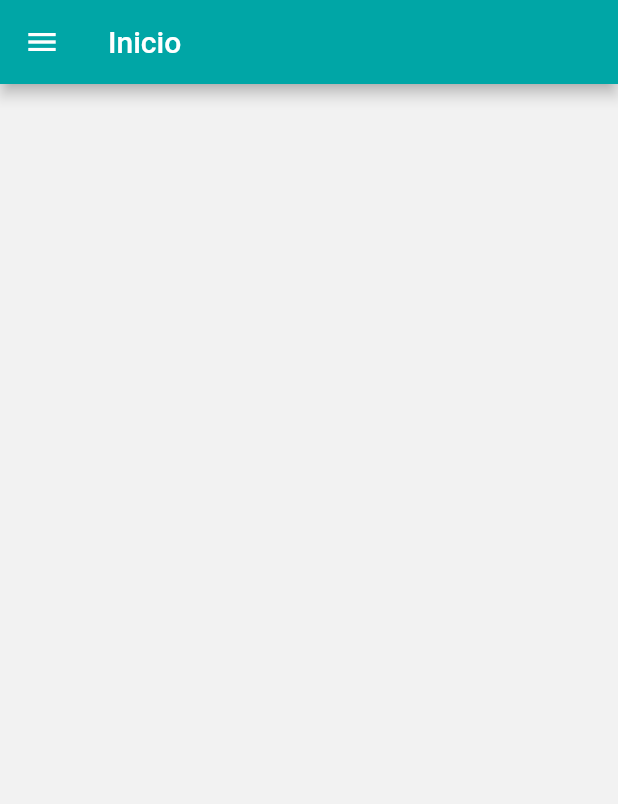
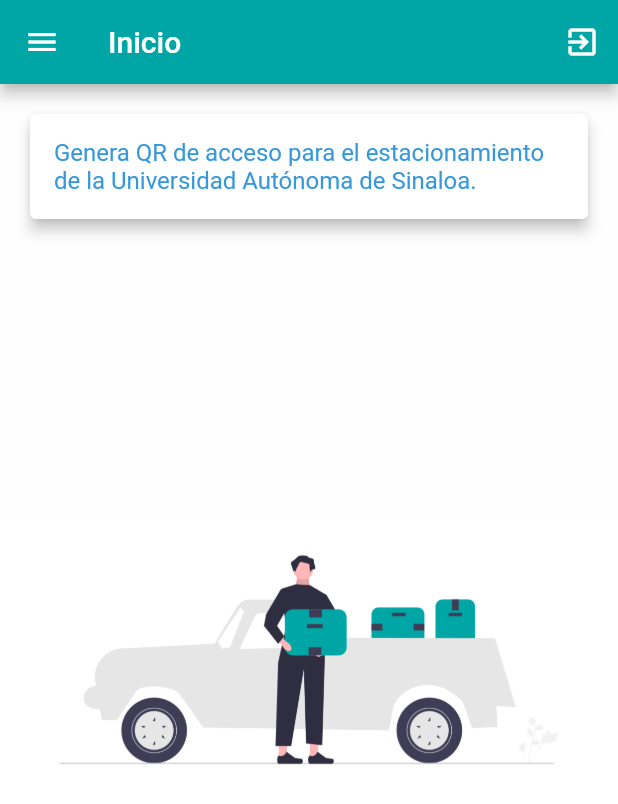
Before and after one commit to adrian-parra/Flutter-Practicas, a Flutter app: the screen it shows after launch, after a tap on "INVITADO", on a phone screen of 412 x 824 dp. Shown: the top 804 px of the screen. Run offline on Flutter 3.47's test engine with Material 2 defaults, Android fonts, the phone set to English and light mode, and no system bars; our stand-ins replace datetime_picker_formfield, flip_card, flutter_slidable, fluttertoast, pdf, permission_handler and 3 more; missing offline and left inert: flutter_dialogs, image_downloader; accounts and stored records are empty.

Commit message:
change general style
* se modifico el disenho general de sistema ,se agregaron imagenes para fondos de interfaz que lo requieran

```diff
--- a/proyecto_final/lib/screens/generar_qr_screen.dart
+++ b/proyecto_final/lib/screens/generar_qr_screen.dart
@@ -28,10 +28,10 @@
     return Scaffold(
         backgroundColor: AppConfig.colorFondo,
         appBar: AppBar(
-          title: const Text('QR de acceso'),
+          title: const Text('Generar QR de acceso'),
           backgroundColor: AppConfig.colorPrincipal,
         ),
-        body: Center(
+        body: Container(
           child: Card(
             elevation: 4,
             margin: const EdgeInsets.all(AppConfig.marginValue),
@@ -41,15 +41,15 @@
                 mainAxisSize: MainAxisSize.min,
                 crossAxisAlignment: CrossAxisAlignment.start,
                 children: [
-                  const Text(
-                    'Generar QR',
-                    style: TextStyle(
-                      fontSize: AppConfig.sizeTitulo,
-                      color: AppConfig.colorPrincipal,
-                      letterSpacing: AppConfig.letterSpacingValue,
-                    ),
-                  ),
-                  const SizedBox(height: (AppConfig.gap * 3)),
+                  // const Text(
+                  //   'Generar QR',
+                  //   style: TextStyle(
+                  //     fontSize: AppConfig.sizeTitulo,
+                  //     color: AppConfig.colorPrincipal,
+                  //     letterSpacing: AppConfig.letterSpacingValue,
+                  //   ),
+                  // ),
+                  // const SizedBox(height: (AppConfig.gap * 3)),
                   const Text(
                     'Ingrese motivo',
                     style: TextStyle(
--- a/proyecto_final/lib/screens/home_screen.dart
+++ b/proyecto_final/lib/screens/home_screen.dart
@@ -1,7 +1,6 @@
 import 'package:flutter/material.dart';
 import 'package:proyecto_final/config.dart';
 import 'package:proyecto_final/widgets/drawer_widget.dart';
-
 
 class HomeScreen extends StatefulWidget {
   const HomeScreen({super.key});
@@ -15,12 +14,48 @@
   Widget build(BuildContext context) {
     return Scaffold(
       appBar: AppBar(
-        backgroundColor:AppConfig.colorPrincipal ,
-        title:const Text('Inicio'),
+        backgroundColor: AppConfig.colorPrincipal,
+        title: const Text('Inicio'),
+        actions: [
+          IconButton(
+            icon: Icon(Icons.exit_to_app),
+            onPressed: () {
+              // Lógica al presionar el ícono de inicio de sesión
+            },
+          ),
+        ],
       ),
-      body: Container(
-        color: AppConfig.colorFondo,
-      ),
+      body:
+      Container(
+          decoration: BoxDecoration(
+            image: const DecorationImage(
+              image: AssetImage('assets/car_background.png'),
+              fit: BoxFit.scaleDown,
+            ),
+            color: AppConfig.colorSecundario.withOpacity(0.7),
+          ),
+          child: Column(
+            children: [
+                Container(
+                margin: const EdgeInsets.all(AppConfig.marginValue),
+                //  padding: const EdgeInsets.all(AppConfig.paddingValue),
+                child:Card(
+                  elevation: 4,
+                  child:Container(
+                     padding: const EdgeInsets.all(AppConfig.paddingValue),
+                     child: const Text(
+                    'Genera QR de acceso para el estacionamiento de la Universidad Autónoma de Sinaloa.',
+                    style: TextStyle(color: AppConfig.colorInfo,fontSize: AppConfig.sizeDescripcion + 2),
+                    ),
+                  )
+
+                )
+
+
+              ),
+
+            ],
+          )),
       drawer: const Drawer(
         child: DrawerWidget(),
       ),
--- a/proyecto_final/lib/screens/login_screen.dart
+++ b/proyecto_final/lib/screens/login_screen.dart
@@ -67,10 +67,11 @@
     return Scaffold(
       backgroundColor: AppConfig.colorFondo,
       appBar: AppBar(
-        title: const Text('Identificarme'),
+        leading: Icon(Icons.person),
+        title: const Text('Iniciar sesión'),
         backgroundColor: AppConfig.colorPrincipal,
       ),
-      body: Center(
+      body: Container(
         child: Card(
           elevation: 4,
           margin: const EdgeInsets.all(AppConfig.marginValue),
@@ -80,15 +81,15 @@
               mainAxisSize: MainAxisSize.min,
               crossAxisAlignment: CrossAxisAlignment.start,
               children: [
-                const Text(
-                  'Iniciar sesión',
-                  style: TextStyle(
-                    fontSize: AppConfig.sizeTitulo,
-                    color: AppConfig.colorPrincipal,
-                    letterSpacing: AppConfig.letterSpacingValue,
-                  ),
-                ),
-                const SizedBox(height: (AppConfig.gap * 3)),
+                // const Text(
+                //   'Iniciar sesión',
+                //   style: TextStyle(
+                //     fontSize: AppConfig.sizeTitulo,
+                //     color: AppConfig.colorPrincipal,
+                //     letterSpacing: AppConfig.letterSpacingValue,
+                //   ),
+                // ),
+                // const SizedBox(height: (AppConfig.gap * 3)),
                 const Text(
                   'Ingrese nombre de usuario',
                   style: TextStyle(
--- a/proyecto_final/lib/screens/qr_generado_screen.dart
+++ b/proyecto_final/lib/screens/qr_generado_screen.dart
@@ -15,8 +15,10 @@
         title: Text('Qr generado'),
         backgroundColor: AppConfig.colorPrincipal,
       ),
-      body: Center(
-        child: Card(
+      body: Container(
+        child: Align(
+          alignment: Alignment.center,
+          child:Card(
           elevation: 4,
           child: Container(
               padding: const EdgeInsets.all(AppConfig.paddingValue),
@@ -86,7 +88,9 @@
                   ),
                 ],
               )),
-        ),
+        ) ,
+        )
+
       ),
     );
   }
--- a/proyecto_final/lib/widgets/drawer_widget.dart
+++ b/proyecto_final/lib/widgets/drawer_widget.dart
@@ -80,7 +80,7 @@
             color: AppConfig.colorExtra,
           ),
           title: const Text(
-            'QR de acceso',
+            'Generar QR',
             style: TextStyle(
               color: AppConfig.colorDescripcion
             ),
--- a/proyecto_final/lib/widgets/splash_screen.dart
+++ b/proyecto_final/lib/widgets/splash_screen.dart
@@ -28,13 +28,19 @@
   @override
   Widget build(BuildContext context) {
     return Scaffold(
-      backgroundColor: AppConfig.colorFondo,
+      backgroundColor: AppConfig.colorSecundario,
       body: Center(
         child: Column(
           mainAxisAlignment: MainAxisAlignment.center,
           crossAxisAlignment: CrossAxisAlignment.center,
           children: [
-            Image.asset('assets/logo.png'),
+            Image.asset('assets/universidad.png'),
+            Text('LOAL SOFT',
+            style: TextStyle(
+              color: AppConfig.colorPrincipal,
+              fontSize: AppConfig.sizeSubtitulo
+              ),
+              ),
             const SizedBox(height: (AppConfig.gap * 2)),
             const CircularProgressIndicator(
               backgroundColor: AppConfig.colorFondo,
--- a/proyecto_final/pubspec.yaml
+++ b/proyecto_final/pubspec.yaml
@@ -69,6 +69,8 @@
       - assets/logo.png
       - assets/profile_male.png
       - assets/profile_female.png
+      - assets/car_background.png
+      - assets/universidad.png
   #   - images/a_dot_ham.jpeg
 
   # An image asset can refer to one or more resolution-specific "variants", see
```
Also changed, not shown: proyecto_final/assets/car_background.png (added), proyecto_final/assets/universidad.png (added).
